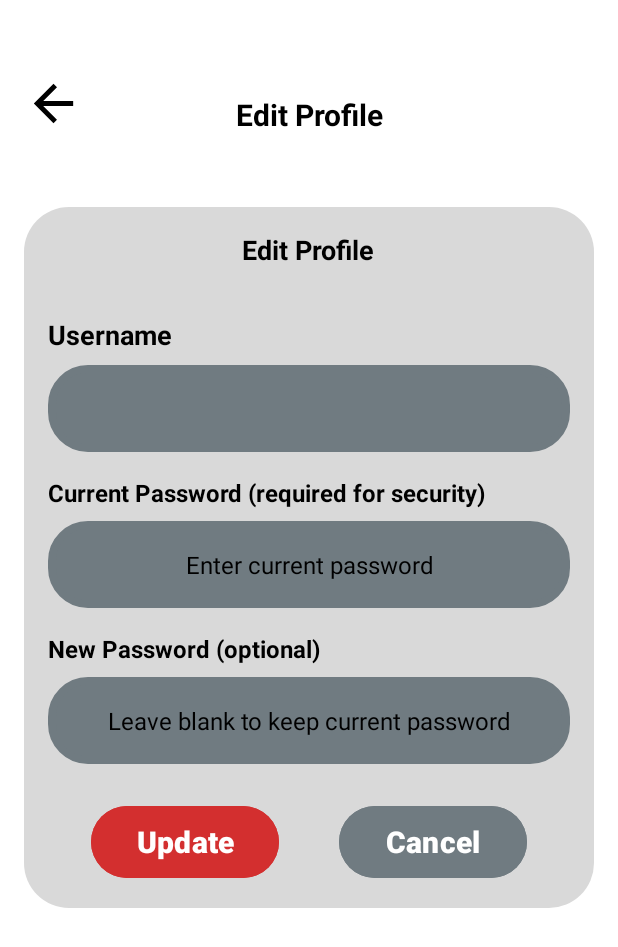
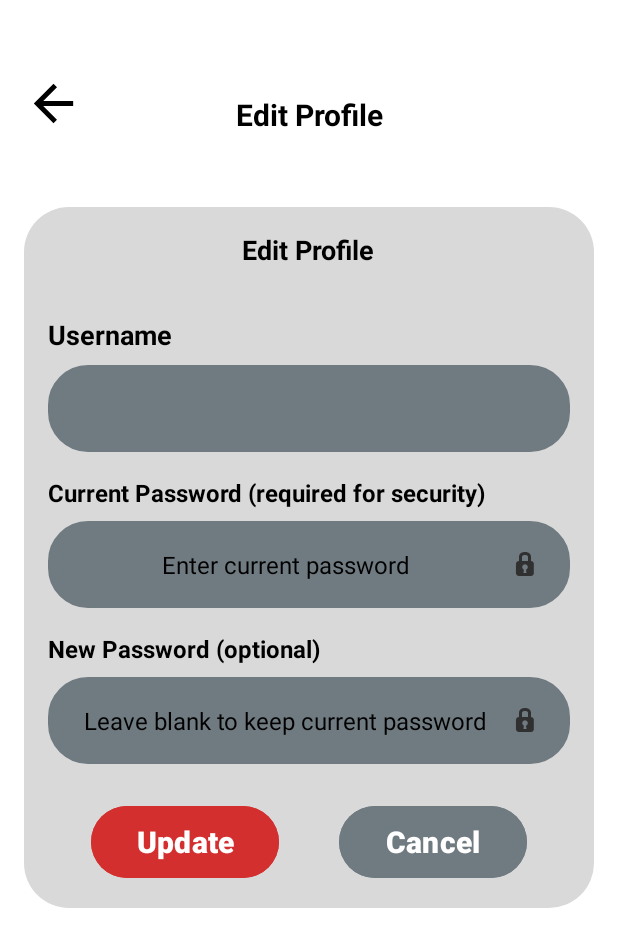
Before and after one commit to Thilina-Prasath/FOT-NEWS-HUB, an Android app: the EditInfoActivity screen opened directly, with no data from a screen before it, on a phone screen of 412 x 824 dp. Shown: the top 947 px of the screen. Run offline under Robolectric (Android 15) with nearby library versions, the phone set to English and light mode, and no system bars; our stand-ins replace Firebase (no records; nobody signed in at launch, a user with empty details on screens opened directly).

Commit message:
update edit info xml file and EditInfoActivity java file

```diff
--- a/app/src/main/java/com/example/fotnewshub/EditInfoActivity.java
+++ b/app/src/main/java/com/example/fotnewshub/EditInfoActivity.java
@@ -4,6 +4,7 @@ import android.app.ProgressDialog;
 import android.content.Intent;
 import android.content.SharedPreferences;
 import android.os.Bundle;
+import android.text.InputType;
 import android.text.TextUtils;
 import android.view.View;
 import android.widget.Button;
@@ -25,10 +26,15 @@ import com.google.firebase.auth.FirebaseUser;
 public class EditInfoActivity extends AppCompatActivity {
 
     private EditText usernameInput, currentPasswordInput, newPasswordInput;
+    private ImageView currentPasswordToggle, newPasswordToggle;
     private SharedPreferences sharedPreferences;
     private FirebaseAuth mAuth;
     private FirebaseUser currentUser;
     private ProgressDialog progressDialog;
+
+    // Password visibility states
+    private boolean isCurrentPasswordVisible = false;
+    private boolean isNewPasswordVisible = false;
 
     private static final String PREF_NAME = "UserPrefs";
     private static final String KEY_USERNAME = "username";
@@ -53,6 +59,8 @@ public class EditInfoActivity extends AppCompatActivity {
         usernameInput = findViewById(R.id.Username_input);
         currentPasswordInput = findViewById(R.id.current_password_input);
         newPasswordInput = findViewById(R.id.Password_input);
+        currentPasswordToggle = findViewById(R.id.current_password_toggle);
+        newPasswordToggle = findViewById(R.id.new_password_toggle);
         Button updateButton = findViewById(R.id.okButton);
         Button cancelButton = findViewById(R.id.cancelButton);
 
@@ -61,6 +69,9 @@ public class EditInfoActivity extends AppCompatActivity {
 
         // Load current user data
         loadCurrentUserData();
+
+        // Set up password toggles
+        setupPasswordToggles();
 
         backToUserProfile.setOnClickListener(new View.OnClickListener() {
             @Override
@@ -84,6 +95,48 @@ public class EditInfoActivity extends AppCompatActivity {
                 Intent intent = new Intent(EditInfoActivity.this, UserProfileActivity.class);
                 startActivity(intent);
                 finish();
+            }
+        });
+    }
+
+    private void setupPasswordToggles() {
+        // Current password toggle
+        currentPasswordToggle.setOnClickListener(new View.OnClickListener() {
+            @Override
+            public void onClick(View v) {
+                if (isCurrentPasswordVisible) {
+                    // Hide password
+                    currentPasswordInput.setInputType(InputType.TYPE_CLASS_TEXT | InputType.TYPE_TEXT_VARIATION_PASSWORD);
+                    currentPasswordToggle.setImageResource(android.R.drawable.ic_secure);
+                    isCurrentPasswordVisible = false;
+                } else {
+                    // Show password
+                    currentPasswordInput.setInputType(InputType.TYPE_CLASS_TEXT | InputType.TYPE_TEXT_VARIATION_VISIBLE_PASSWORD);
+                    currentPasswordToggle.setImageResource(android.R.drawable.ic_menu_view);
+                    isCurrentPasswordVisible = true;
+                }
+                // Move cursor to end of text
+                currentPasswordInput.setSelection(currentPasswordInput.getText().length());
+            }
+        });
+
+        // New password toggle
+        newPasswordToggle.setOnClickListener(new View.OnClickListener() {
+            @Override
+            public void onClick(View v) {
+                if (isNewPasswordVisible) {
+                    // Hide password
+                    newPasswordInput.setInputType(InputType.TYPE_CLASS_TEXT | InputType.TYPE_TEXT_VARIATION_PASSWORD);
+                    newPasswordToggle.setImageResource(android.R.drawable.ic_secure);
+                    isNewPasswordVisible = false;
+                } else {
+                    // Show password
+                    newPasswordInput.setInputType(InputType.TYPE_CLASS_TEXT | InputType.TYPE_TEXT_VARIATION_VISIBLE_PASSWORD);
+                    newPasswordToggle.setImageResource(android.R.drawable.ic_menu_view);
+                    isNewPasswordVisible = true;
+                }
+                // Move cursor to end of text
+                newPasswordInput.setSelection(newPasswordInput.getText().length());
             }
         });
     }
--- a/app/src/main/res/layout/activity_edit_info.xml
+++ b/app/src/main/res/layout/activity_edit_info.xml
@@ -83,20 +83,40 @@
                 android:textColor="@color/black"
                 android:layout_marginTop="16dp" />
 
+            <!-- Current Password input with eye toggle -->
+            <RelativeLayout
+                android:layout_width="match_parent"
+                android:layout_height="wrap_content"
+                android:layout_marginTop="8dp">
+
                 <EditText
                     android:id="@+id/current_password_input"
                     android:layout_width="match_parent"
                     android:layout_height="wrap_content"
-                android:layout_marginTop="8dp"
                     android:background="@drawable/rounded_corner"
                     android:backgroundTint="#707B81"
                     android:inputType="textPassword"
                     android:padding="18dp"
+                    android:paddingEnd="50dp"
                     android:hint="Enter current password"
                     android:textAlignment="center"
                     android:textColor="@color/white"
                     android:textColorHint="@color/black"
                     android:textSize="16sp" />
+
+                <ImageView
+                    android:id="@+id/current_password_toggle"
+                    android:layout_width="24dp"
+                    android:layout_height="24dp"
+                    android:layout_alignParentEnd="true"
+                    android:layout_centerVertical="true"
+                    android:layout_marginEnd="18dp"
+                    android:src="@android:drawable/ic_secure"
+                    android:background="?attr/selectableItemBackgroundBorderless"
+                    android:padding="4dp"
+                    android:contentDescription="Toggle current password visibility" />
+
+            </RelativeLayout>
 
             <TextView
                 android:layout_width="wrap_content"
@@ -107,21 +127,40 @@
                 android:textColor="@color/black"
                 android:layout_marginTop="16dp" />
 
+            <!-- New Password input with eye toggle -->
+            <RelativeLayout
+                android:layout_width="match_parent"
+                android:layout_height="wrap_content"
+                android:layout_marginTop="8dp">
+
                 <EditText
                     android:id="@+id/Password_input"
                     android:layout_width="match_parent"
                     android:layout_height="wrap_content"
-                android:layout_marginTop="8dp"
                     android:background="@drawable/rounded_corner"
                     android:backgroundTint="#707B81"
                     android:inputType="textPassword"
                     android:padding="18dp"
+                    android:paddingEnd="50dp"
                     android:hint="Leave blank to keep current password"
                     android:textAlignment="center"
                     android:textColor="@color/white"
                     android:textColorHint="@color/black"
                     android:textSize="16sp" />
 
+                <ImageView
+                    android:id="@+id/new_password_toggle"
+                    android:layout_width="24dp"
+                    android:layout_height="24dp"
+                    android:layout_alignParentEnd="true"
+                    android:layout_centerVertical="true"
+                    android:layout_marginEnd="18dp"
+                    android:src="@android:drawable/ic_secure"
+                    android:background="?attr/selectableItemBackgroundBorderless"
+                    android:padding="4dp"
+                    android:contentDescription="Toggle new password visibility" />
+
+            </RelativeLayout>
 
             <LinearLayout
                 android:layout_width="match_parent"
```
Lines whose indentation alone changed are shown as unchanged.
